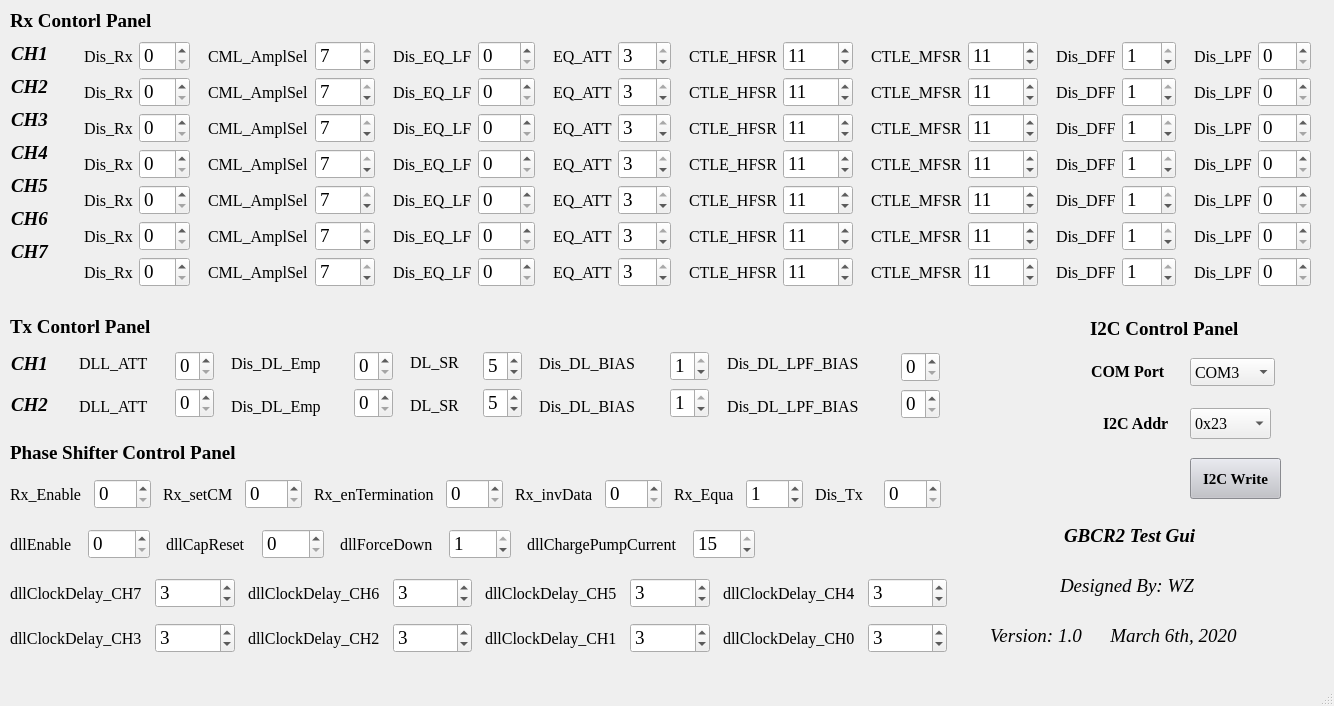
First picture: the form in GBCR2_Test_Gui/GBCR2_Test_GUI.ui, repository weizhangccnu/GBCR2_Test, before the edit.
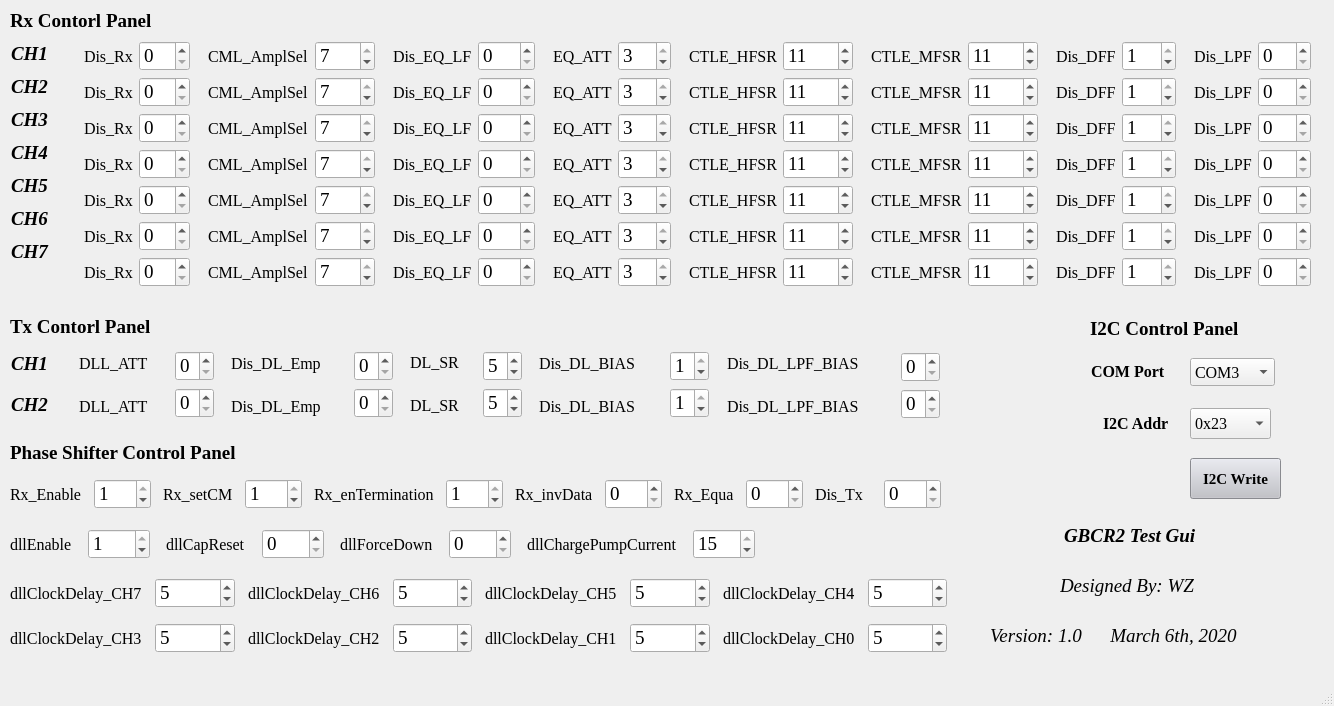
Second picture: the form after the edit. Icons and pictures are not drawn.

Commit message: set dllClockDelay_CHx default value

```diff
--- a/GBCR2_Test_Gui/GBCR2_Test_GUI.ui
+++ b/GBCR2_Test_Gui/GBCR2_Test_GUI.ui
@@ -2648,7 +2648,7 @@
         <number>1</number>
        </property>
        <property name="value">
-        <number>0</number>
+        <number>1</number>
        </property>
       </widget>
      </item>
@@ -2679,7 +2679,7 @@
         <number>1</number>
        </property>
        <property name="value">
-        <number>0</number>
+        <number>1</number>
        </property>
       </widget>
      </item>
@@ -2710,7 +2710,7 @@
         <number>1</number>
        </property>
        <property name="value">
-        <number>0</number>
+        <number>1</number>
        </property>
       </widget>
      </item>
@@ -2772,7 +2772,7 @@
         <number>3</number>
        </property>
        <property name="value">
-        <number>1</number>
+        <number>0</number>
        </property>
       </widget>
      </item>
@@ -2849,7 +2849,7 @@
         <number>1</number>
        </property>
        <property name="value">
-        <number>0</number>
+        <number>1</number>
        </property>
       </widget>
      </item>
@@ -2911,7 +2911,7 @@
         <number>1</number>
        </property>
        <property name="value">
-        <number>1</number>
+        <number>0</number>
        </property>
       </widget>
      </item>
@@ -2991,7 +2991,7 @@
         <number>15</number>
        </property>
        <property name="value">
-        <number>3</number>
+        <number>5</number>
        </property>
       </widget>
      </item>
@@ -3022,7 +3022,7 @@
         <number>15</number>
        </property>
        <property name="value">
-        <number>3</number>
+        <number>5</number>
        </property>
       </widget>
      </item>
@@ -3053,7 +3053,7 @@
         <number>15</number>
        </property>
        <property name="value">
-        <number>3</number>
+        <number>5</number>
        </property>
       </widget>
      </item>
@@ -3084,7 +3084,7 @@
         <number>15</number>
        </property>
        <property name="value">
-        <number>3</number>
+        <number>5</number>
        </property>
       </widget>
      </item>
@@ -3115,7 +3115,7 @@
         <number>15</number>
        </property>
        <property name="value">
-        <number>3</number>
+        <number>5</number>
        </property>
       </widget>
      </item>
@@ -3146,7 +3146,7 @@
         <number>15</number>
        </property>
        <property name="value">
-        <number>3</number>
+        <number>5</number>
        </property>
       </widget>
      </item>
@@ -3177,7 +3177,7 @@
         <number>15</number>
        </property>
        <property name="value">
-        <number>3</number>
+        <number>5</number>
        </property>
       </widget>
      </item>
@@ -3208,7 +3208,7 @@
         <number>15</number>
        </property>
        <property name="value">
-        <number>3</number>
+        <number>5</number>
        </property>
       </widget>
      </item>
```
Left out of the diff: 6 changed lines with no effect on the pictures.
